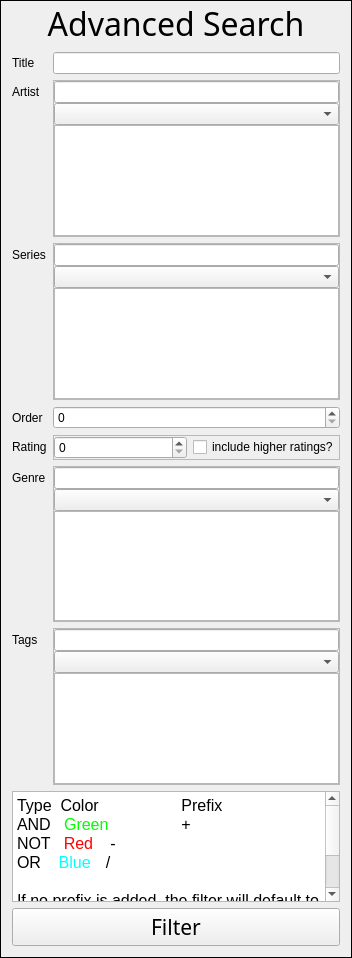
This is ui/search_frame.ui in rexosorous/manga-viewer as Qt 5 draws it before an edit. The edited form follows.
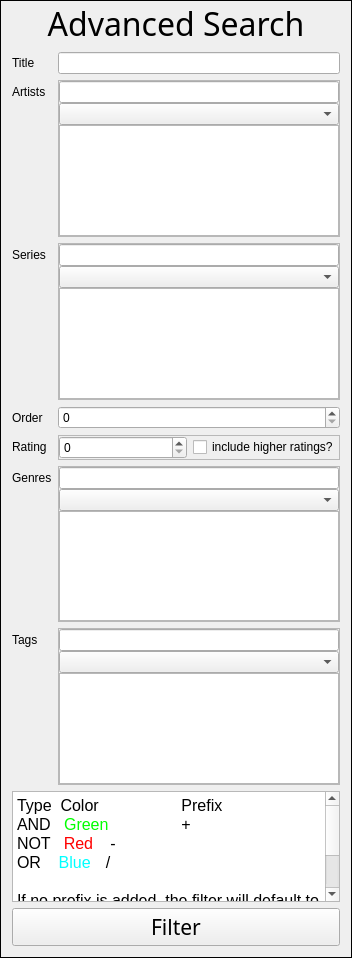
This is the edited form.

Commit message: fixed .ui files and added comments to some files to avoid dependency on qt designer to view variable names

Diff of the .ui file:
```diff
--- a/ui/search_frame.ui
+++ b/ui/search_frame.ui
@@ -55,7 +55,7 @@
    <item row="2" column="0">
     <widget class="QLabel" name="label_16">
      <property name="text">
-      <string>Artist</string>
+      <string>Artists</string>
      </property>
     </widget>
    </item>
@@ -196,7 +196,7 @@
    <item row="6" column="0">
     <widget class="QLabel" name="label_20">
      <property name="text">
-      <string>Genre</string>
+      <string>Genres</string>
      </property>
     </widget>
    </item>
```
Left out of the diff: 14 changed lines with no effect on the pictures. The commit also changes 6 other files.
